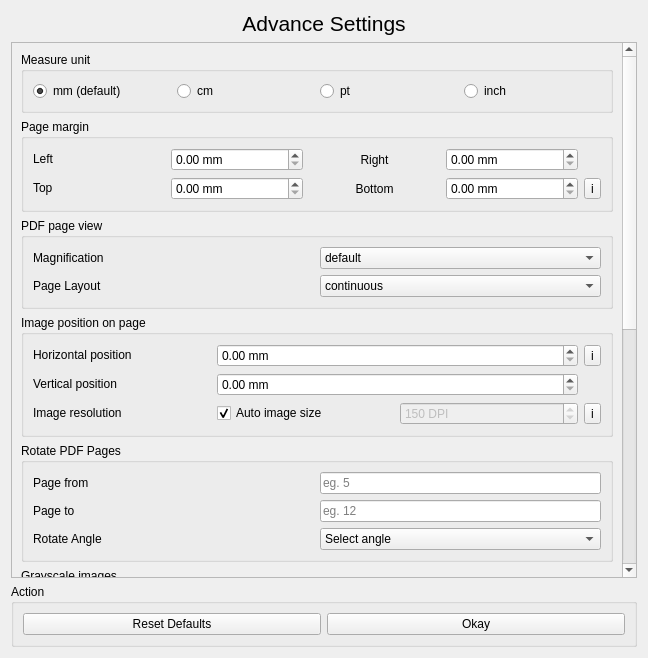
The window that src/advance_setting.ui (rishabh3354/JPG2PDF) describes before a commit, drawn with Qt 5.
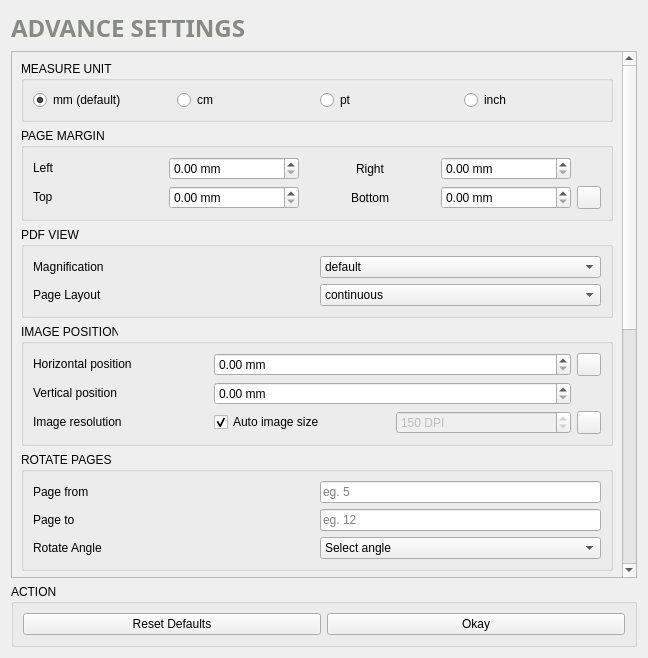
The same window after the commit. Icons and pictures are not drawn.

```diff
--- a/src/advance_setting.ui
+++ b/src/advance_setting.ui
@@ -15,19 +15,35 @@
   </property>
   <layout class="QVBoxLayout" name="verticalLayout_2">
    <item>
-    <widget class="QLabel" name="label">
-     <property name="font">
-      <font>
-       <pointsize>16</pointsize>
-      </font>
-     </property>
-     <property name="text">
-      <string>Advance Settings</string>
-     </property>
-     <property name="alignment">
-      <set>Qt::AlignCenter</set>
-     </property>
-    </widget>
+    <layout class="QHBoxLayout" name="horizontalLayout_2">
+     <item>
+      <widget class="QLabel" name="label_6">
+       <property name="font">
+        <font>
+         <family>Ubuntu Mono</family>
+        </font>
+       </property>
+       <property name="text">
+        <string>&lt;!DOCTYPE HTML PUBLIC &quot;-//W3C//DTD HTML 4.0//EN&quot; &quot;http://www.w3.org/TR/REC-html40/strict.dtd&quot;&gt;
+&lt;html&gt;&lt;head&gt;&lt;meta name=&quot;qrichtext&quot; content=&quot;1&quot; /&gt;&lt;style type=&quot;text/css&quot;&gt;
+p, li { white-space: pre-wrap; }
+&lt;/style&gt;&lt;/head&gt;&lt;body style=&quot; font-family:'Ubuntu Mono'; font-size:11pt; font-weight:400; font-style:normal;&quot;&gt;
+&lt;p style=&quot; margin-top:0px; margin-bottom:0px; margin-left:0px; margin-right:0px; -qt-block-indent:0; text-indent:0px;&quot;&gt;&lt;span style=&quot; font-family:'Ubuntu'; font-size:18pt; font-weight:600; color:#888a85;&quot;&gt;ADVANCE SETTINGS&lt;/span&gt;&lt;/p&gt;&lt;/body&gt;&lt;/html&gt;</string>
+       </property>
+      </widget>
+     </item>
+     <item>
+      <widget class="QLabel" name="label_5">
+       <property name="text">
+        <string>&lt;!DOCTYPE HTML PUBLIC &quot;-//W3C//DTD HTML 4.0//EN&quot; &quot;http://www.w3.org/TR/REC-html40/strict.dtd&quot;&gt;
+&lt;html&gt;&lt;head&gt;&lt;meta name=&quot;qrichtext&quot; content=&quot;1&quot; /&gt;&lt;style type=&quot;text/css&quot;&gt;
+p, li { white-space: pre-wrap; }
+&lt;/style&gt;&lt;/head&gt;&lt;body style=&quot; font-family:'Ubuntu'; font-size:11pt; font-weight:400; font-style:normal;&quot;&gt;
+&lt;p align=&quot;right&quot; style=&quot; margin-top:0px; margin-bottom:0px; margin-left:0px; margin-right:0px; -qt-block-indent:0; text-indent:0px;&quot;&gt;&lt;img src=&quot;:/myresource/resource/icons8-settings-96.png&quot; width=&quot;45&quot; /&gt;&lt;/p&gt;&lt;/body&gt;&lt;/html&gt;</string>
+       </property>
+      </widget>
+     </item>
+    </layout>
    </item>
    <item>
     <layout class="QVBoxLayout" name="verticalLayout">
@@ -40,7 +56,7 @@
         <property name="geometry">
          <rect>
           <x>0</x>
-          <y>0</y>
+          <y>-588</y>
           <width>612</width>
           <height>1094</height>
          </rect>
@@ -57,7 +73,7 @@
               </sizepolicy>
              </property>
              <property name="title">
-              <string>Measure unit</string>
+              <string>MEASURE UNIT</string>
              </property>
              <layout class="QVBoxLayout" name="verticalLayout_15">
               <item>
@@ -122,7 +138,7 @@
               </sizepolicy>
              </property>
              <property name="title">
-              <string>Page margin</string>
+              <string>PAGE MARGIN</string>
              </property>
              <layout class="QVBoxLayout" name="verticalLayout_17">
               <item>
@@ -216,7 +232,11 @@
                 <item row="1" column="4">
                  <widget class="QToolButton" name="info_margin">
                   <property name="text">
-                   <string>i</string>
+                   <string/>
+                  </property>
+                  <property name="icon">
+                   <iconset resource="resource.qrc">
+                    <normaloff>:/myresource/resource/icons8-info-104.png</normaloff>:/myresource/resource/icons8-info-104.png</iconset>
                   </property>
                  </widget>
                 </item>
@@ -234,7 +254,7 @@
               </sizepolicy>
              </property>
              <property name="title">
-              <string>PDF page view</string>
+              <string>PDF VIEW</string>
              </property>
              <layout class="QVBoxLayout" name="verticalLayout_19">
               <item>
@@ -339,7 +359,7 @@
               </sizepolicy>
              </property>
              <property name="title">
-              <string>Image position on page</string>
+              <string>IMAGE POSITION</string>
              </property>
              <layout class="QVBoxLayout" name="verticalLayout_16">
               <item>
@@ -347,7 +367,11 @@
                 <item row="0" column="3">
                  <widget class="QToolButton" name="info_image_pos">
                   <property name="text">
-                   <string>i</string>
+                   <string/>
+                  </property>
+                  <property name="icon">
+                   <iconset resource="resource.qrc">
+                    <normaloff>:/myresource/resource/icons8-info-104.png</normaloff>:/myresource/resource/icons8-info-104.png</iconset>
                   </property>
                  </widget>
                 </item>
@@ -451,7 +475,11 @@
                 <item row="2" column="3">
                  <widget class="QToolButton" name="info_dpi">
                   <property name="text">
-                   <string>i</string>
+                   <string/>
+                  </property>
+                  <property name="icon">
+                   <iconset resource="resource.qrc">
+                    <normaloff>:/myresource/resource/icons8-info-104.png</normaloff>:/myresource/resource/icons8-info-104.png</iconset>
                   </property>
                  </widget>
                 </item>
@@ -469,7 +497,7 @@
               </sizepolicy>
              </property>
              <property name="title">
-              <string>Rotate PDF Pages</string>
+              <string>ROTATE PAGES</string>
              </property>
              <layout class="QVBoxLayout" name="verticalLayout_13">
               <item>
@@ -595,7 +623,7 @@
               </sizepolicy>
              </property>
              <property name="title">
-              <string>Grayscale images</string>
+              <string>GRAYSCALE IMAGE</string>
              </property>
              <layout class="QVBoxLayout" name="verticalLayout_20">
               <item>
@@ -1153,7 +1181,7 @@
         </sizepolicy>
        </property>
        <property name="title">
-        <string>Action</string>
+        <string>ACTION</string>
        </property>
        <layout class="QVBoxLayout" name="verticalLayout_14">
         <item>
```
Left out of the diff: 28 changed lines with no effect on the pictures.
